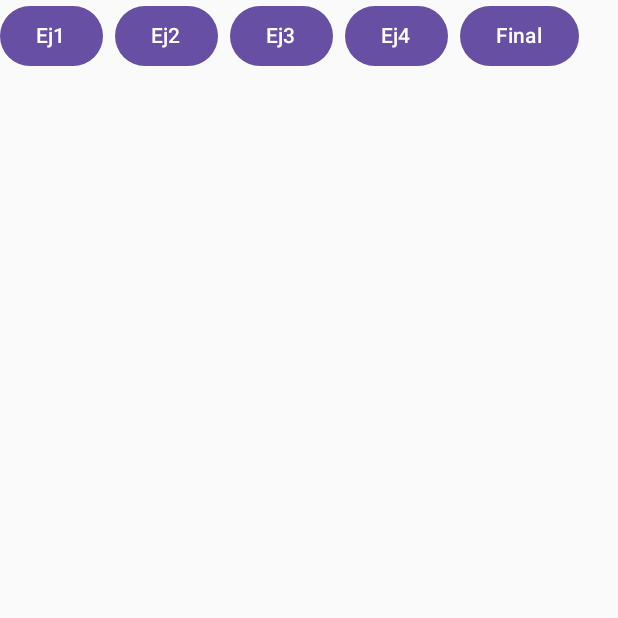
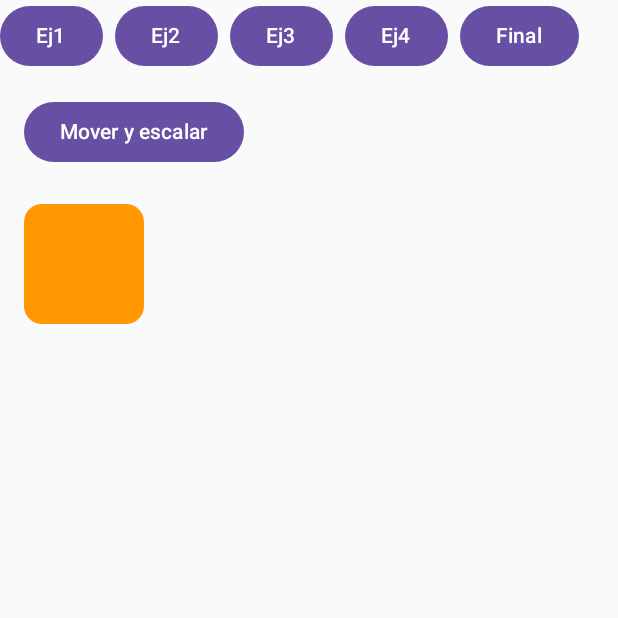
Before and after one commit to ximenacuadros1239-oss/Lab_13_Animaciones, an Android app built with Jetpack Compose: the screen it shows after launch (MainActivity), after a tap on "Ej3", on a phone screen of 412 x 824 dp, the top half of it. Run offline under Robolectric (Android 15) with nearby library versions, the phone set to English and light mode, and no system bars; 2 other taps on this screen came first.

Commit message:
feat: ejercicio 3 animación de tamaño y posición

```diff
--- a/app/src/main/java/com/example/laboratorio13_animaciones/Ejercicio3.kt
+++ b/app/src/main/java/com/example/laboratorio13_animaciones/Ejercicio3.kt
@@ -1 +1,42 @@
 package com.example.laboratorio13_animaciones
+
+import androidx.compose.runtime.Composable
+import androidx.compose.runtime.remember
+import androidx.compose.animation.core.tween
+import androidx.compose.foundation.background
+import androidx.compose.foundation.layout.Box
+import androidx.compose.foundation.layout.Column
+import androidx.compose.foundation.layout.Spacer
+import androidx.compose.foundation.layout.fillMaxSize
+import androidx.compose.foundation.layout.height
+import androidx.compose.foundation.layout.size
+import androidx.compose.foundation.shape.RoundedCornerShape
+import androidx.compose.material3.Button
+import androidx.compose.material3.Text
+import androidx.compose.runtime.getValue
+import androidx.compose.runtime.mutableStateOf
+import androidx.compose.runtime.setValue
+import androidx.compose.ui.Modifier
+import androidx.compose.ui.graphics.Color
+import androidx.compose.ui.unit.dp
+import androidx.compose.foundation.layout.offset
+import androidx.compose.animation.core.animateDpAsState
+import androidx.compose.foundation.layout.padding
+
+@Composable
+fun Ejercicio3() {
+    var activo by remember { mutableStateOf(false) }
+    val tamano by animateDpAsState(if (activo) 200.dp else 80.dp, tween(700), label = "tamano")
+    val desplazamiento by animateDpAsState(if (activo) 120.dp else 0.dp, tween(700), label = "offset")
+
+    Column(Modifier.fillMaxSize().padding(16.dp)) {
+        Button(onClick = { activo = !activo }) { Text("Mover y escalar") }
+        Spacer(Modifier.height(24.dp))
+        Box(
+            Modifier
+                .offset(x = desplazamiento, y = desplazamiento / 2)
+                .size(tamano)
+                .background(Color(0xFFFF9800), RoundedCornerShape(12.dp))
+        )
+    }
+}
--- a/app/src/main/java/com/example/laboratorio13_animaciones/MainActivity.kt
+++ b/app/src/main/java/com/example/laboratorio13_animaciones/MainActivity.kt
@@ -42,7 +42,7 @@ class MainActivity : ComponentActivity() {
                     when (pantalla) {
                         0 -> Ejercicio1()
                         1 -> Ejercicio2()
-                        // 2 -> Ejercicio3()
+                        2 -> Ejercicio3()
                         // 3 -> Ejercicio4()
                         // else -> EjercicioFinal()
                     }
```
